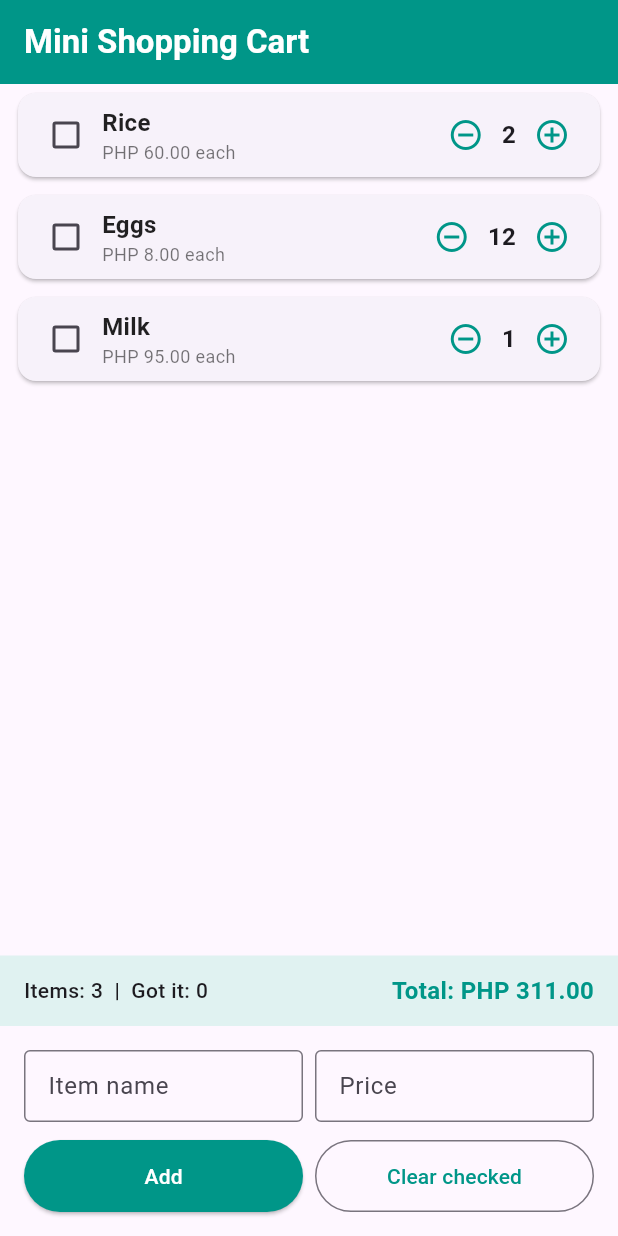
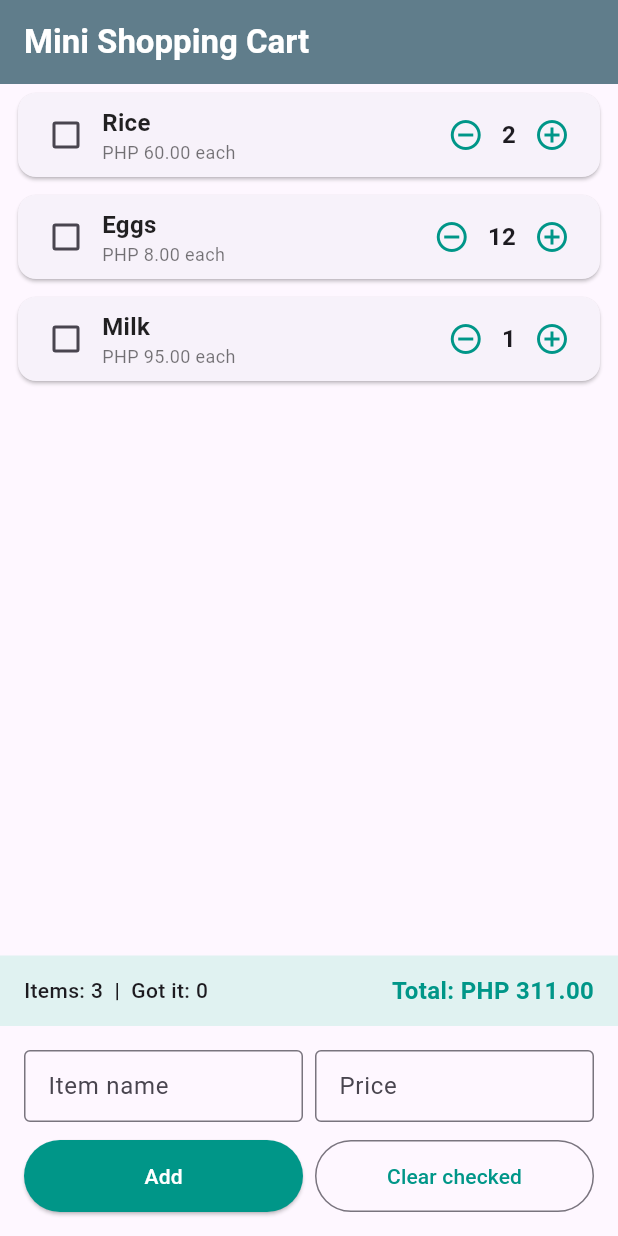
Before and after one commit to jonardosa-debug/stateful_lab_osa, a Flutter app: the screen it shows after launch, on a phone screen of 412 x 824 dp. Run offline on Flutter 3.47's test engine with Material 3 defaults, Android fonts, the phone set to English and light mode, and no system bars.

Commit message:
Update app theme color and finalize features

```diff
--- a/lib/main.dart
+++ b/lib/main.dart
@@ -117,7 +117,8 @@ class _CartScreenState extends State<CartScreen> {
           'Mini Shopping Cart',
           style: TextStyle(color: Colors.white, fontWeight: FontWeight.bold),
         ),
-        backgroundColor: Colors.teal,
+        // Giusab nako ni gikan sa Teal ngadto sa BlueGrey aron naay ika-3 nga commit
+        backgroundColor: Colors.blueGrey,
       ),
       body: SafeArea(
         child: Column(
```
